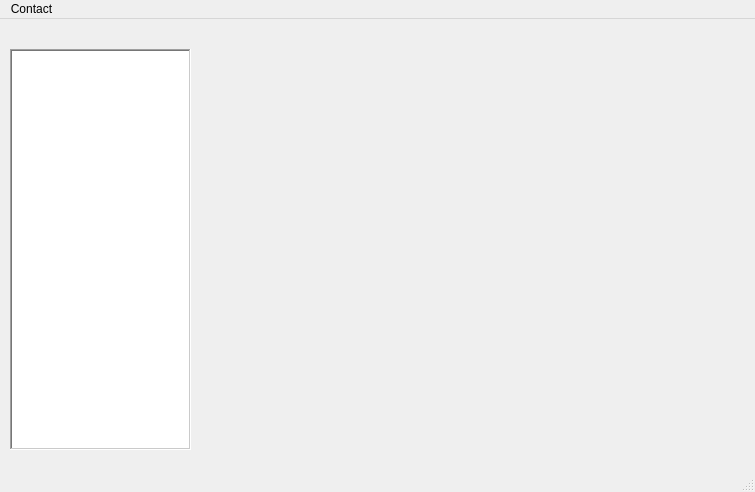
This is chat_design.ui in wbrink/PyQt-Chat-App as Qt 5 draws it before an edit. The edited form follows.
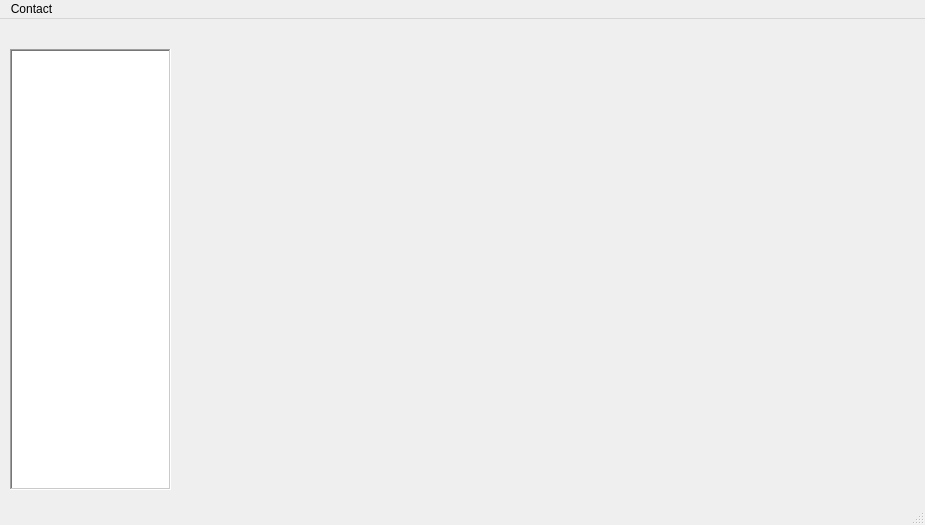
This is the edited form.

Commit message: working on chat layout

What changed in the file:
```diff
--- a/chat_design.ui
+++ b/chat_design.ui
@@ -6,8 +6,8 @@
    <rect>
     <x>0</x>
     <y>0</y>
-    <width>755</width>
-    <height>492</height>
+    <width>925</width>
+    <height>525</height>
    </rect>
   </property>
   <property name="windowTitle">
@@ -19,8 +19,8 @@
      <rect>
       <x>10</x>
       <y>30</y>
-      <width>181</width>
-      <height>401</height>
+      <width>161</width>
+      <height>441</height>
      </rect>
     </property>
     <property name="frameShape">
@@ -30,10 +30,10 @@
    <widget class="QStackedWidget" name="stackedWidget">
     <property name="geometry">
      <rect>
-      <x>220</x>
+      <x>190</x>
       <y>10</y>
-      <width>511</width>
-      <height>431</height>
+      <width>721</width>
+      <height>461</height>
      </rect>
     </property>
     <property name="currentIndex">
@@ -46,7 +46,7 @@
     <rect>
      <x>0</x>
      <y>0</y>
-     <width>755</width>
+     <width>925</width>
      <height>22</height>
     </rect>
    </property>
```
The commit also changes 8 other files.
